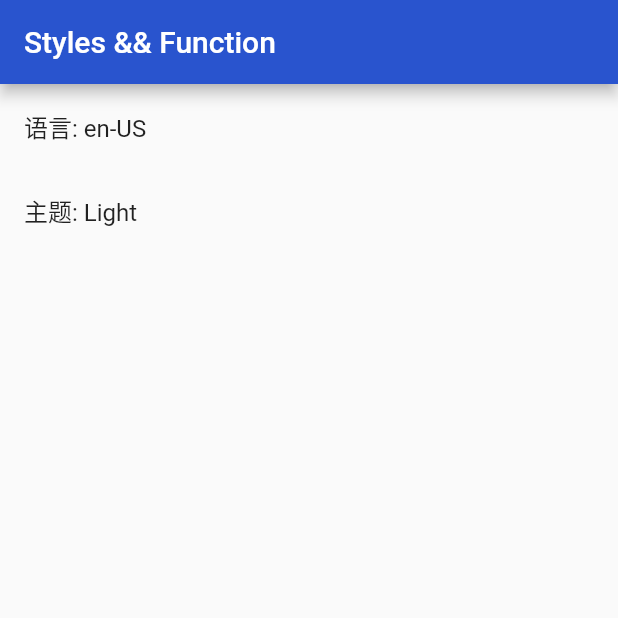
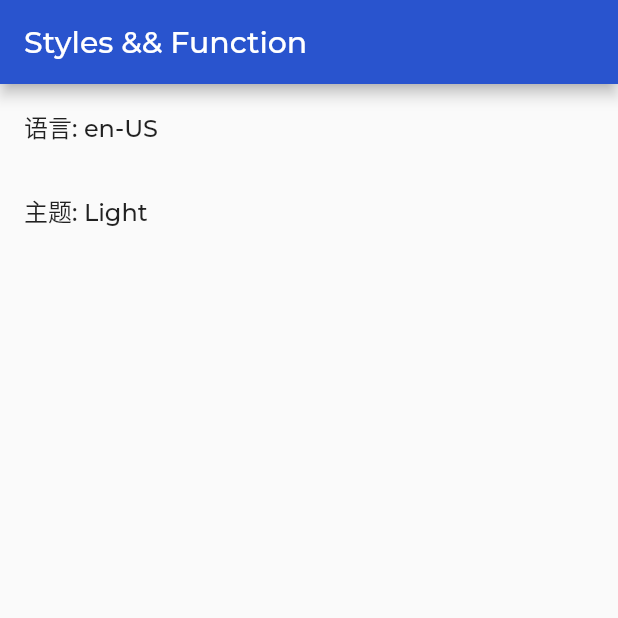
Before and after one commit to nianqinxinwu/flutter_woo_commerce_getx_learn, a Flutter app: the screen it shows after launch, on a phone screen of 412 x 824 dp, the top half of it. Run offline on Flutter 3.47's test engine with Material 3 defaults, Android fonts, the phone set to English and light mode, and no system bars; our stand-ins replace dio, get, package_info_plus, shared_preferences; project files that could hold a hidden picture were left out.

Commit message:
配置自定义字体:fontFamily: "Montserrat",

```diff
--- a/flutter_woo_commerce_getx_learn/flutter_woo_commerce_getx_learn/lib/common/style/theme.dart
+++ b/flutter_woo_commerce_getx_learn/flutter_woo_commerce_getx_learn/lib/common/style/theme.dart
@@ -7,10 +7,12 @@ class AppTheme {
   static ThemeData light = ThemeData(
     colorScheme: lightColorScheme,
     useMaterial3:false,
+    fontFamily: "Montserrat",
   );
   // 暗色主题
   static ThemeData dark = ThemeData(
     colorScheme: darkColorScheme,
     useMaterial3:false,
+    fontFamily: "Montserrat",
   );
 }
```
Also changed, not shown: flutter_woo_commerce_getx_learn/flutter_woo_commerce_getx_learn/pubspec.yaml (+16 -1 lines), flutter_woo_commerce_getx_learn/flutter_woo_commerce_getx_learn/assets/fonts/Montserrat/Montserrat-Bold.ttf (added), flutter_woo_commerce_getx_learn/flutter_woo_commerce_getx_learn/assets/fonts/Montserrat/Montserrat-Light.ttf (added), flutter_woo_commerce_getx_learn/flutter_woo_commerce_getx_learn/assets/fonts/Montserrat/Montserrat-Medium.ttf (added), flutter_woo_commerce_getx_learn/flutter_woo_commerce_getx_learn/assets/fonts/Montserrat/Montserrat-Regular.ttf (added).
